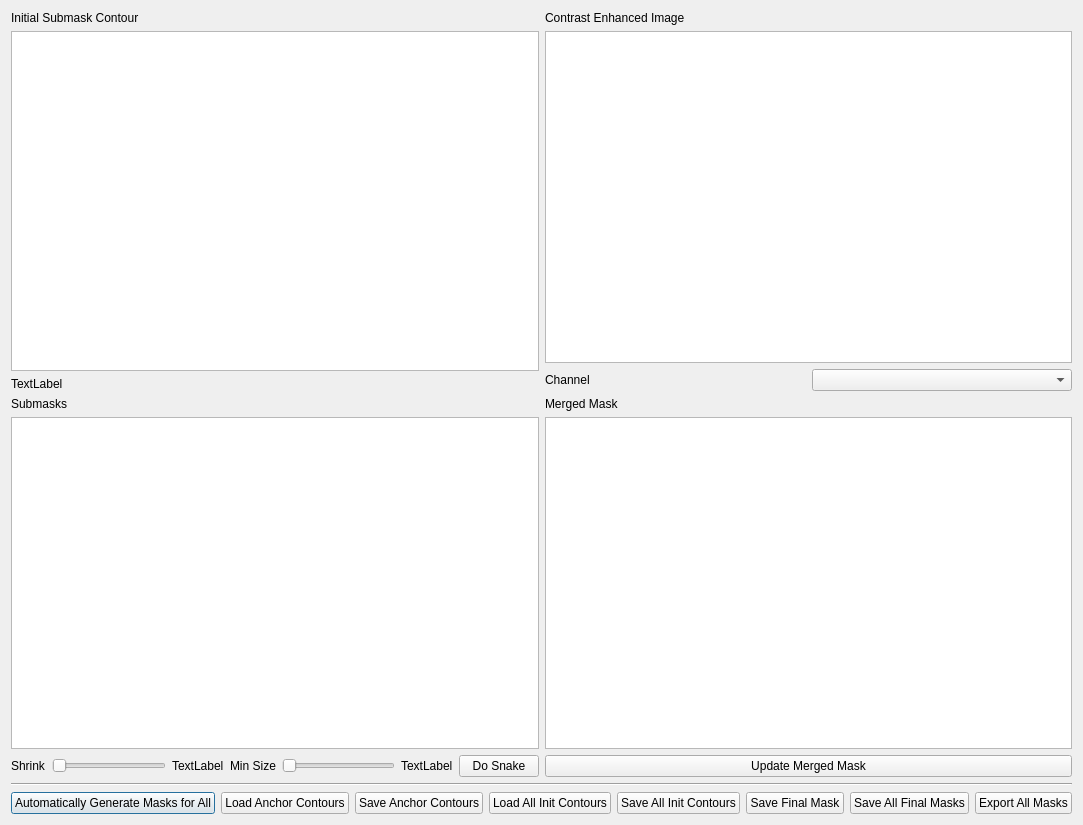
First picture: the form in gui/ui/MaskEditingGui5.ui, repository mistycheney/MouseBrainAtlas, before the edit.
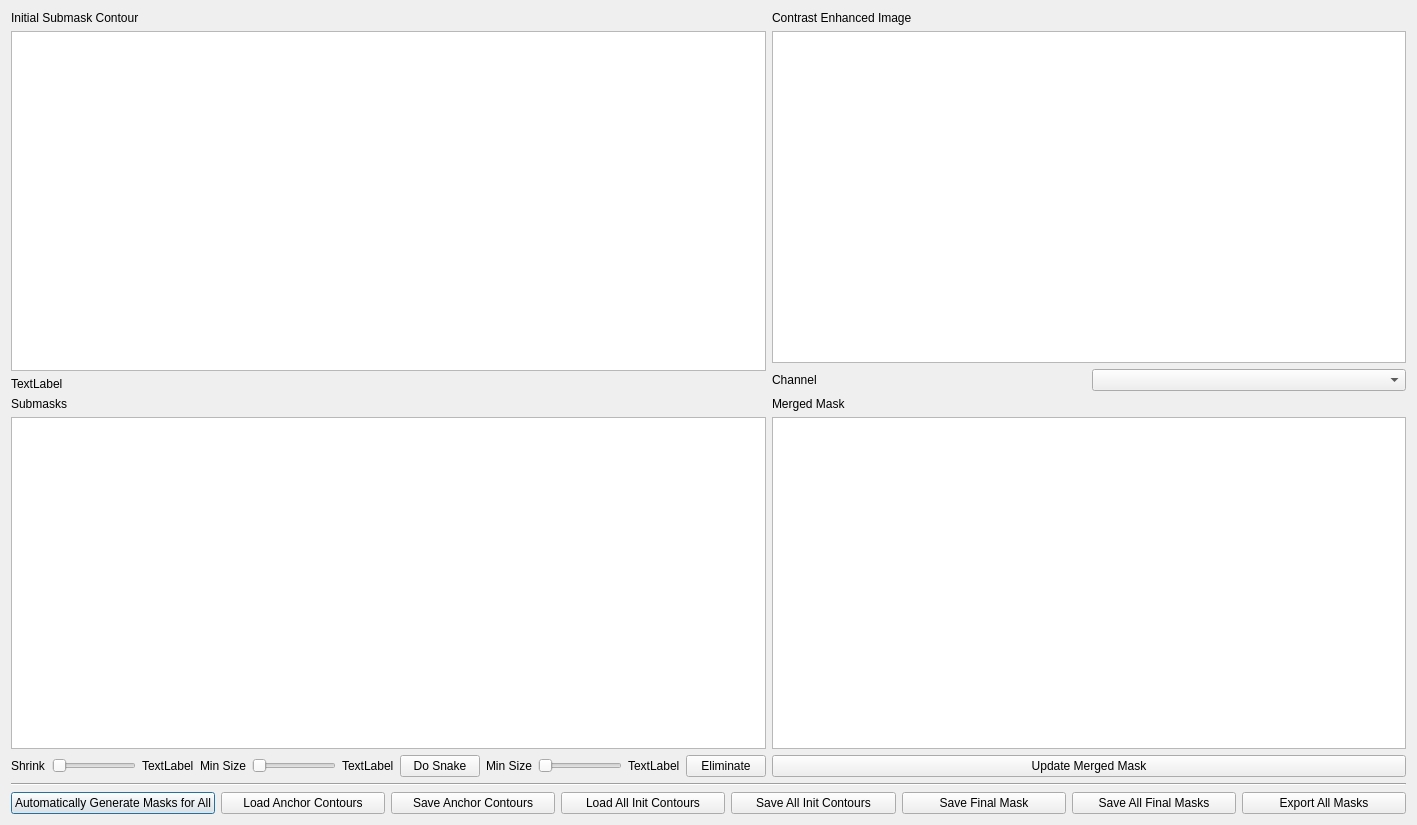
Second picture: the form after the edit.

```diff
--- a/gui/ui/MaskEditingGui5.ui
+++ b/gui/ui/MaskEditingGui5.ui
@@ -6,7 +6,7 @@
    <rect>
     <x>0</x>
     <y>0</y>
-    <width>1046</width>
+    <width>1417</width>
     <height>825</height>
    </rect>
   </property>
@@ -250,6 +250,34 @@
          </property>
         </widget>
        </item>
+       <item>
+        <widget class="QLabel" name="label_8">
+         <property name="text">
+          <string>Min Size</string>
+         </property>
+        </widget>
+       </item>
+       <item>
+        <widget class="QSlider" name="slider_minSize2">
+         <property name="orientation">
+          <enum>Qt::Horizontal</enum>
+         </property>
+        </widget>
+       </item>
+       <item>
+        <widget class="QLabel" name="label_minSize2">
+         <property name="text">
+          <string>TextLabel</string>
+         </property>
+        </widget>
+       </item>
+       <item>
+        <widget class="QPushButton" name="button_minSize2">
+         <property name="text">
+          <string>Eliminate</string>
+         </property>
+        </widget>
+       </item>
       </layout>
      </item>
     </layout>
```
